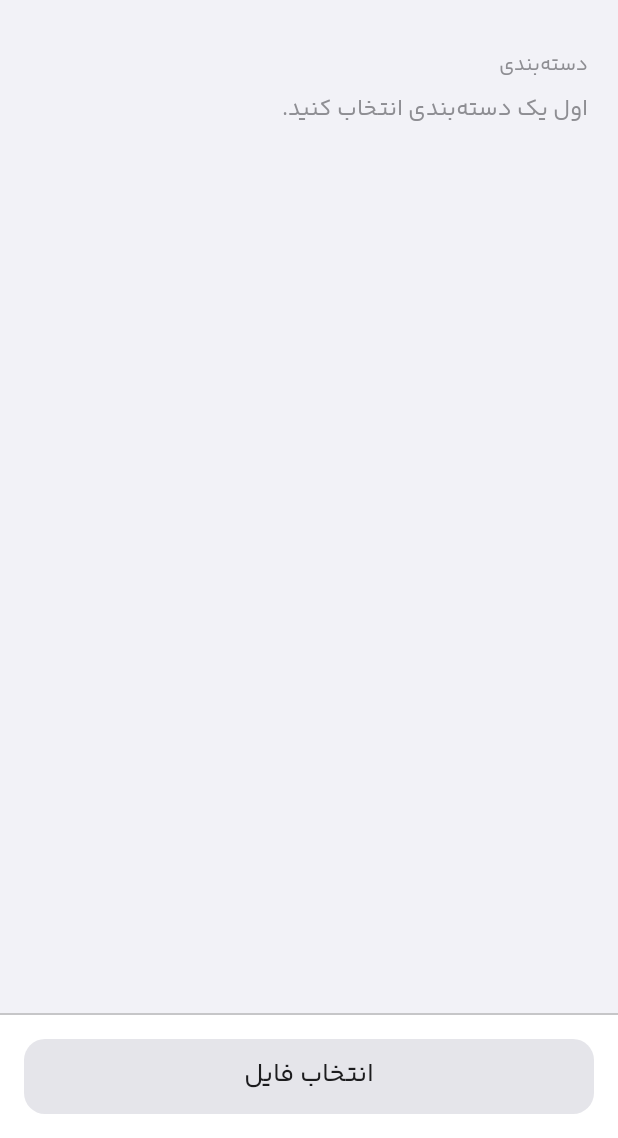
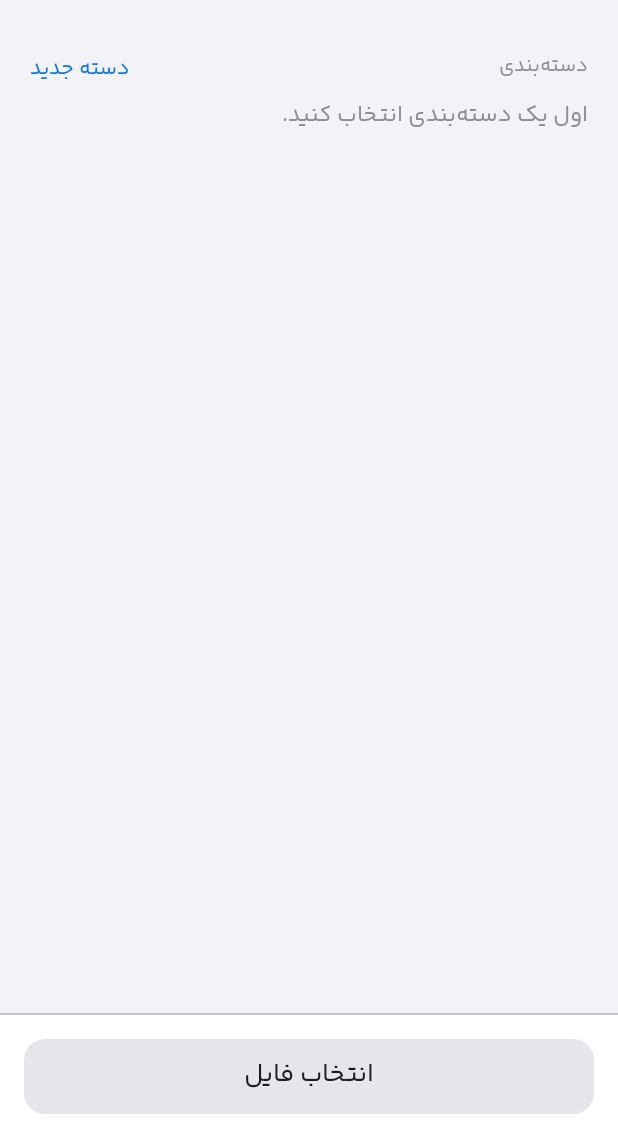
Before and after one commit to ahmadmnajafi/nova-upload-android, an Android app: the layout activity_main.xml on its own in the app's theme, with its tools: preview values and no code run, on a phone screen of 412 x 824 dp, the part 98-1236 px from its top. Run offline under Robolectric (Android 15) with nearby library versions, the phone set to English and light mode, and no system bars.

Commit message:
دکمه ساخت دسته‌بندی جدید را به صفحه اصلی اضافه کن.
Co-authored-by: Cursor <cursoragent@cursor.com>

```diff
--- a/app/build.gradle.kts
+++ b/app/build.gradle.kts
@@ -14,8 +14,8 @@ android {
         applicationId = "com.nova.upload"
         minSdk = 24
         targetSdk = 34
-        versionCode = 9
-        versionName = "0.3.5"
+        versionCode = 10
+        versionName = "0.3.6"
         buildConfigField("String", "API_BASE", "\"https://g.novatouch.ir/wp-admin/admin-ajax.php\"")
     }
 
--- a/app/src/main/res/layout/activity_main.xml
+++ b/app/src/main/res/layout/activity_main.xml
@@ -61,17 +61,38 @@
             </LinearLayout>
         </LinearLayout>
 
-        <TextView
+        <LinearLayout
             android:layout_width="match_parent"
             android:layout_height="wrap_content"
-            android:fontFamily="@font/yekanbakh"
+            android:gravity="center_vertical"
+            android:orientation="horizontal"
             android:paddingStart="20dp"
-            android:paddingTop="16dp"
-            android:paddingEnd="20dp"
-            android:paddingBottom="6dp"
-            android:text="@string/categories"
-            android:textColor="@color/nova_muted"
-            android:textSize="13sp" />
+            android:paddingTop="8dp"
+            android:paddingEnd="8dp">
+
+            <TextView
+                android:layout_width="0dp"
+                android:layout_height="wrap_content"
+                android:layout_weight="1"
+                android:fontFamily="@font/yekanbakh"
+                android:text="@string/categories"
+                android:textColor="@color/nova_muted"
+                android:textSize="13sp" />
+
+            <com.google.android.material.button.MaterialButton
+                android:id="@+id/btnNewCat"
+                style="@style/Widget.Material3.Button.TextButton"
+                android:layout_width="wrap_content"
+                android:layout_height="40dp"
+                android:fontFamily="@font/yekanbakh"
+                android:minWidth="0dp"
+                android:paddingStart="12dp"
+                android:paddingEnd="12dp"
+                android:text="@string/new_category"
+                android:textAllCaps="false"
+                android:textColor="@color/nova_primary"
+                android:textSize="14sp" />
+        </LinearLayout>
 
         <TextView
             android:id="@+id/txtHint"
--- a/app/src/main/res/values/strings.xml
+++ b/app/src/main/res/values/strings.xml
@@ -10,6 +10,10 @@
     <string name="pick_files_next">دسته انتخاب شد. حالا فایل را انتخاب کنید.</string>
     <string name="files_ready">%1$s فایل آماده ارسال است</string>
     <string name="categories">دسته‌بندی</string>
+    <string name="new_category">دسته جدید</string>
+    <string name="new_category_title">ساخت دسته‌بندی</string>
+    <string name="new_category_hint">نام دسته‌بندی</string>
+    <string name="new_category_ok">ساختن</string>
     <string name="pick_files">انتخاب فایل</string>
     <string name="start_upload">ارسال</string>
     <string name="logout">خروج</string>
```
Also changed, not shown: app/src/main/java/com/nova/upload/ApiClient.kt (+14 -0 lines), app/src/main/java/com/nova/upload/MainActivity.kt (+47 -2 lines), app/src/main/res/layout/dialog_cat.xml (added, +57 -0 lines).
